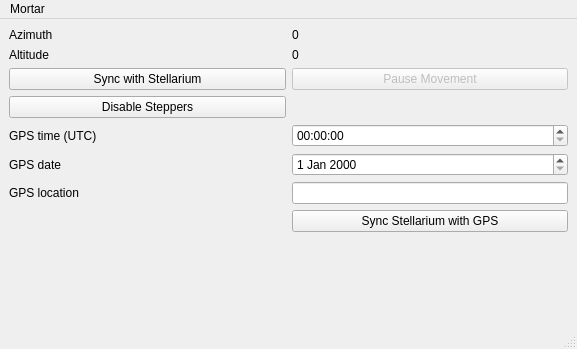
The window that MainWindow.ui (kwahoo2/Mortar) describes before a commit, drawn with Qt 5.
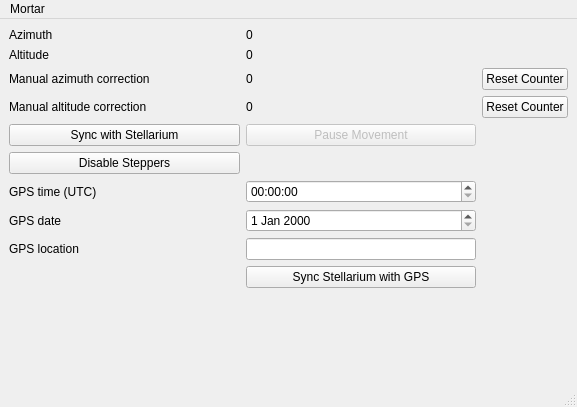
The same window after the commit. Icons and pictures are not drawn.

Commit message: Manual correction info labels

The edit to the form file:
```diff
--- a/MainWindow.ui
+++ b/MainWindow.ui
@@ -10,7 +10,7 @@
     <x>0</x>
     <y>0</y>
     <width>577</width>
-    <height>349</height>
+    <height>407</height>
    </rect>
   </property>
   <property name="windowTitle">
@@ -36,48 +36,71 @@
       <property name="sizeConstraint">
        <enum>QLayout::SetMinAndMaxSize</enum>
       </property>
-      <item row="0" column="1">
-       <widget class="QLabel" name="label_2">
-        <property name="text">
-         <string>Azimuth</string>
-        </property>
-       </widget>
-      </item>
-      <item row="4" column="1">
+      <item row="6" column="1">
        <widget class="QLabel" name="label">
         <property name="text">
          <string>GPS time (UTC)</string>
         </property>
        </widget>
       </item>
-      <item row="2" column="1">
-       <widget class="QPushButton" name="syncButton">
-        <property name="sizePolicy">
-         <sizepolicy hsizetype="Preferred" vsizetype="Fixed">
-          <horstretch>0</horstretch>
-          <verstretch>0</verstretch>
-         </sizepolicy>
-        </property>
-        <property name="text">
-         <string>Sync with Stellarium</string>
-        </property>
-       </widget>
-      </item>
-      <item row="4" column="2">
-       <widget class="QTimeEdit" name="timeEdit">
-        <property name="displayFormat">
-         <string>HH:mm:ss</string>
-        </property>
-       </widget>
-      </item>
-      <item row="7" column="2">
+      <item row="9" column="2">
        <widget class="QPushButton" name="syncGPSButton">
         <property name="text">
          <string>Sync Stellarium with GPS</string>
         </property>
        </widget>
       </item>
-      <item row="7" column="1">
+      <item row="0" column="2">
+       <widget class="QLabel" name="labelAzimuth">
+        <property name="text">
+         <string>0</string>
+        </property>
+       </widget>
+      </item>
+      <item row="1" column="2">
+       <widget class="QLabel" name="labelAltitude">
+        <property name="text">
+         <string>0</string>
+        </property>
+       </widget>
+      </item>
+      <item row="4" column="2">
+       <widget class="QPushButton" name="pauseButton">
+        <property name="enabled">
+         <bool>false</bool>
+        </property>
+        <property name="sizePolicy">
+         <sizepolicy hsizetype="Preferred" vsizetype="Fixed">
+          <horstretch>0</horstretch>
+          <verstretch>0</verstretch>
+         </sizepolicy>
+        </property>
+        <property name="text">
+         <string>Pause Movement</string>
+        </property>
+       </widget>
+      </item>
+      <item row="4" column="1">
+       <widget class="QPushButton" name="syncButton">
+        <property name="sizePolicy">
+         <sizepolicy hsizetype="Preferred" vsizetype="Fixed">
+          <horstretch>0</horstretch>
+          <verstretch>0</verstretch>
+         </sizepolicy>
+        </property>
+        <property name="text">
+         <string>Sync with Stellarium</string>
+        </property>
+       </widget>
+      </item>
+      <item row="0" column="1">
+       <widget class="QLabel" name="label_2">
+        <property name="text">
+         <string>Azimuth</string>
+        </property>
+       </widget>
+      </item>
+      <item row="9" column="1">
        <spacer name="horizontalSpacer">
         <property name="orientation">
          <enum>Qt::Horizontal</enum>
@@ -90,33 +113,40 @@
         </property>
        </spacer>
       </item>
-      <item row="6" column="1">
-       <widget class="QLabel" name="label_5">
-        <property name="text">
-         <string>GPS location</string>
-        </property>
-       </widget>
-      </item>
-      <item row="5" column="2">
+      <item row="7" column="2">
        <widget class="QDateEdit" name="dateEdit"/>
       </item>
-      <item row="0" column="2">
-       <widget class="QLabel" name="labelAzimuth">
-        <property name="text">
-         <string>0</string>
-        </property>
-       </widget>
-      </item>
-      <item row="6" column="2">
-       <widget class="QLineEdit" name="locationEdit"/>
-      </item>
-      <item row="5" column="1">
+      <item row="7" column="1">
        <widget class="QLabel" name="label_4">
         <property name="text">
          <string>GPS date</string>
         </property>
        </widget>
       </item>
+      <item row="5" column="1">
+       <widget class="QPushButton" name="powerDownButton">
+        <property name="text">
+         <string>Disable Steppers</string>
+        </property>
+       </widget>
+      </item>
+      <item row="8" column="2">
+       <widget class="QLineEdit" name="locationEdit"/>
+      </item>
+      <item row="8" column="1">
+       <widget class="QLabel" name="label_5">
+        <property name="text">
+         <string>GPS location</string>
+        </property>
+       </widget>
+      </item>
+      <item row="6" column="2">
+       <widget class="QTimeEdit" name="timeEdit">
+        <property name="displayFormat">
+         <string>HH:mm:ss</string>
+        </property>
+       </widget>
+      </item>
       <item row="1" column="1">
        <widget class="QLabel" name="label_3">
         <property name="text">
@@ -124,33 +154,45 @@
         </property>
        </widget>
       </item>
-      <item row="1" column="2">
-       <widget class="QLabel" name="labelAltitude">
+      <item row="2" column="1">
+       <widget class="QLabel" name="label_6">
         <property name="text">
-         <string>0</string>
-        </property>
-       </widget>
-      </item>
-      <item row="2" column="2">
-       <widget class="QPushButton" name="pauseButton">
-        <property name="enabled">
-         <bool>false</bool>
-        </property>
-        <property name="sizePolicy">
-         <sizepolicy hsizetype="Preferred" vsizetype="Fixed">
-          <horstretch>0</horstretch>
-          <verstretch>0</verstretch>
-         </sizepolicy>
-        </property>
-        <property name="text">
-         <string>Pause Movement</string>
+         <string>Manual azimuth correction</string>
         </property>
        </widget>
       </item>
       <item row="3" column="1">
-       <widget class="QPushButton" name="powerDownButton">
+       <widget class="QLabel" name="label_7">
         <property name="text">
-         <string>Disable Steppers</string>
+         <string>Manual altitude correction</string>
+        </property>
+       </widget>
+      </item>
+      <item row="2" column="2">
+       <widget class="QLabel" name="labelManAzi">
+        <property name="text">
+         <string>0</string>
+        </property>
+       </widget>
+      </item>
+      <item row="3" column="2">
+       <widget class="QLabel" name="labelManAlt">
+        <property name="text">
+         <string>0</string>
+        </property>
+       </widget>
+      </item>
+      <item row="2" column="3">
+       <widget class="QPushButton" name="resAziButton">
+        <property name="text">
+         <string>Reset Counter</string>
+        </property>
+       </widget>
+      </item>
+      <item row="3" column="3">
+       <widget class="QPushButton" name="resAltButton">
+        <property name="text">
+         <string>Reset Counter</string>
         </property>
        </widget>
       </item>
```
The commit also changes 8 other files.
